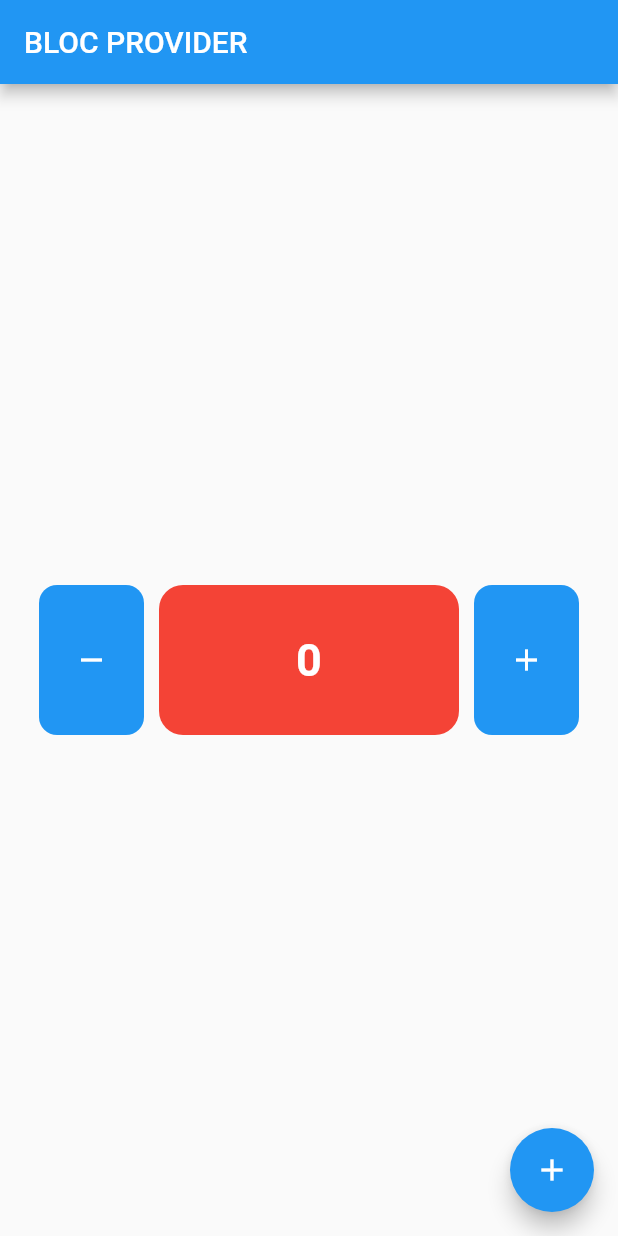
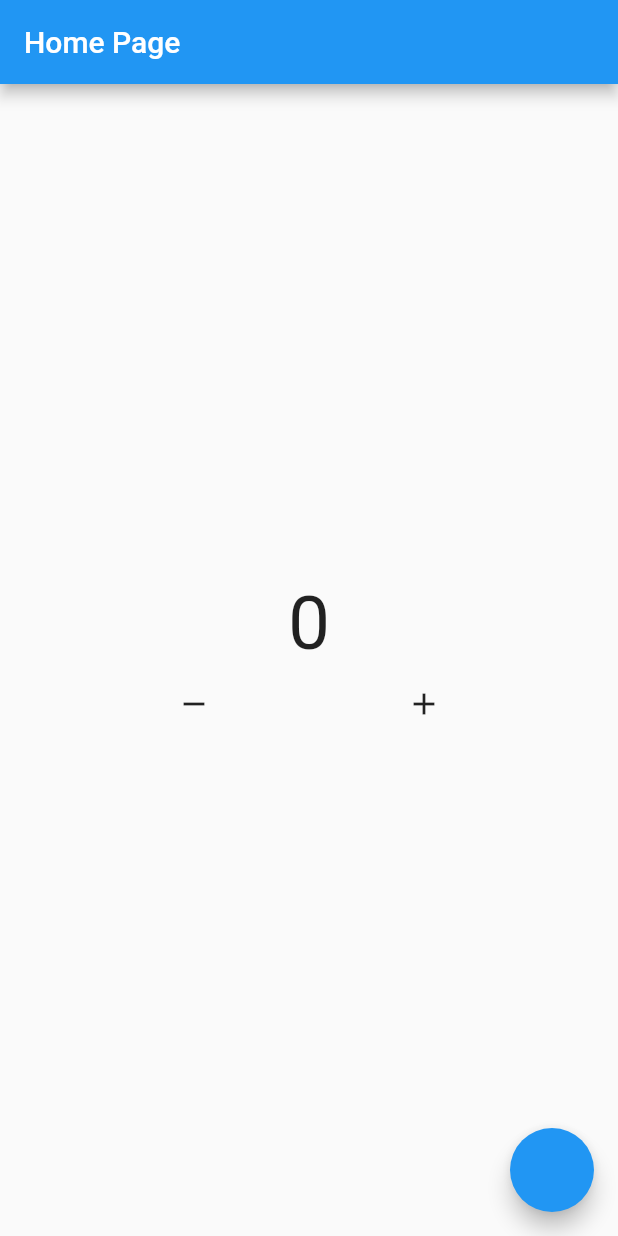
Before and after one commit to magerngulik/belajar_bloc, a Flutter app: the screen it shows after launch, after a tap on the "remove" icon, after a tap on the "add" icon, on a phone screen of 412 x 824 dp. Run offline on Flutter 3.47's test engine with Material 2 defaults, Android fonts, the phone set to English and light mode, and no system bars; our stand-ins replace bloc, flutter_bloc.

Commit message:
multi bloc provider

```diff
--- a/lib/bloc/counter.dart
+++ b/lib/bloc/counter.dart
@@ -1,30 +1,8 @@
-// ignore_for_file: public_member_api_docs, sort_constructors_first
 import 'package:bloc/bloc.dart';
 
-class Counter extends Cubit<int> {
-  int init;
-  Counter({
-    this.init = 0,
-  }) : super(init);
+class CounterBloc extends Cubit<int> {
+  CounterBloc() : super(0);
 
-  tambahData() {
-    emit(state + 1);
-  }
-
-  kurangData() {
-    emit(state - 1);
-  }
-
-  @override
-  void onChange(Change<int> change) {
-    // TODO: implement onChange
-    super.onChange(change);
-    print(change);
-  }
-
-  @override
-  void onError(Object error, StackTrace stackTrace) {
-    // TODO: implement onError
-    super.onError(error, stackTrace);
-  }
+  add() => emit(state + 1);
+  remove() => emit(state - 1);
 }
--- /dev/null
+++ b/lib/bloc/theme.dart
@@ -0,0 +1,7 @@
+import 'package:bloc/bloc.dart';
+import 'package:flutter/animation.dart';
+
+class ThemeBloc extends Cubit<bool> {
+  ThemeBloc() : super(true);
+  changeTheme() => emit(!state);
+}
--- a/lib/main.dart
+++ b/lib/main.dart
@@ -1,20 +1,39 @@
-import 'package:counter_apk_bloc/page/routes/routes.dart';
+import 'package:counter_apk_bloc/bloc/counter.dart';
+import 'package:counter_apk_bloc/bloc/theme.dart';
+import 'package:counter_apk_bloc/page/home.dart';
 import 'package:flutter/material.dart';
+import 'package:flutter_bloc/flutter_bloc.dart';
 
-void main(List<String> args) {
+void main() {
   runApp(MyApp());
 }
 
 class MyApp extends StatelessWidget {
   MyApp({super.key});
-
-  //onGenerateRoute
-  MyRoute route = MyRoute();
+  ThemeBloc themeBloc = ThemeBloc();
+  //kenapa di pisah karna kondisi nya masih di satu kelas yang sama agar tidak di buat 2x,
+  // untuk membuat menggunakan read maka harus di class yang berbeda
+  // jangan lupa satu bloc jangan buat bloc baru karna jika tidak dalam satu sate maka data tidak akan terbaca
 
   @override
   Widget build(BuildContext context) {
-    return MaterialApp(
-      onGenerateRoute: route.onRoute,
-    );
+    return MultiBlocProvider(
+        providers: [
+          BlocProvider(
+            create: (context) => CounterBloc(),
+          ),
+          BlocProvider(
+            create: (context) => themeBloc,
+          )
+        ],
+        child: BlocBuilder<ThemeBloc, bool>(
+          bloc: themeBloc,
+          builder: (context, state) {
+            return MaterialApp(
+              theme: (state == true) ? ThemeData.light() : ThemeData.dark(),
+              home: HomePage(),
+            );
+          },
+        ));
   }
 }
--- a/lib/page/404/404.dart
+++ /dev/null
@@ -1,20 +0,0 @@
-import 'package:flutter/material.dart';
-
-class NotFountPage extends StatelessWidget {
-  const NotFountPage({super.key});
-
-  @override
-  Widget build(BuildContext context) {
-    return const Scaffold(
-      body: Center(
-        child: Text(
-          "Page Not Fount",
-          style: TextStyle(
-            fontSize: 20.0,
-            fontWeight: FontWeight.bold,
-          ),
-        ),
-      ),
-    );
-  }
-}
--- a/lib/page/home.dart
+++ b/lib/page/home.dart
@@ -1,109 +1,58 @@
 import 'package:counter_apk_bloc/bloc/counter.dart';
-import 'package:counter_apk_bloc/page/other.dart';
+import 'package:counter_apk_bloc/bloc/theme.dart';
 import 'package:flutter/material.dart';
 import 'package:flutter_bloc/flutter_bloc.dart';
 
 class HomePage extends StatelessWidget {
+  const HomePage({super.key});
+
   @override
   Widget build(BuildContext context) {
-    // Counter myCounter = BlocProvider.of<Counter>(context);
-    Counter myCounter = context.read<Counter>();
+    CounterBloc counter = context.read<CounterBloc>();
+    ThemeBloc themeBloc = context.read<ThemeBloc>();
 
     return Scaffold(
+      floatingActionButton: FloatingActionButton(
+        onPressed: (() {
+          themeBloc.changeTheme();
+        }),
+      ),
       appBar: AppBar(
-        title: const Text("BLOC PROVIDER"),
+        title: const Text("Home Page"),
         actions: const [],
       ),
       body: Column(
         crossAxisAlignment: CrossAxisAlignment.center,
         mainAxisAlignment: MainAxisAlignment.center,
         children: [
-          Row(
-            mainAxisAlignment: MainAxisAlignment.center,
-            children: [
-              Material(
-                color: Colors.blue,
-                borderRadius: const BorderRadius.all(
-                  Radius.circular(12.0),
-                ),
-                child: InkWell(
-                  onTap: () => myCounter.kurangData(),
-                  child: const SizedBox(
-                    height: 100,
-                    width: 70,
-                    child: Center(
-                      child: Icon(
-                        Icons.remove,
-                        size: 24.0,
-                        color: Colors.white,
-                      ),
-                    ),
-                  ),
-                ),
-              ),
-              const SizedBox(
-                width: 10.0,
-              ),
-              Container(
-                height: 100.0,
-                width: 200,
-                decoration: const BoxDecoration(
-                  color: Colors.red,
-                  borderRadius: BorderRadius.all(
-                    Radius.circular(
-                      16.0,
-                    ),
-                  ),
-                ),
-                child: Center(
-                  child: BlocBuilder<Counter, int>(
-                    bloc: BlocProvider.of<Counter>(context),
+          BlocBuilder<CounterBloc, int>(
+            bloc: counter,
             builder: (context, state) {
               return Text(
                 "$state",
                 style: const TextStyle(
-                          fontSize: 30.0,
-                          color: Colors.white,
-                          fontWeight: FontWeight.bold,
+                  fontSize: 50.0,
                 ),
               );
             },
           ),
-                ),
-              ),
-              const SizedBox(
-                width: 10.0,
-              ),
-              Material(
-                color: Colors.blue,
-                borderRadius: const BorderRadius.all(
-                  Radius.circular(12.0),
-                ),
-                child: InkWell(
-                  onTap: () => myCounter.tambahData(),
-                  child: const SizedBox(
-                    height: 100,
-                    width: 70,
-                    child: Center(
-                      child: Icon(
-                        Icons.add,
-                        size: 24.0,
-                        color: Colors.white,
-                      ),
-                    ),
-                  ),
-                ),
-              )
+          Row(
+            mainAxisAlignment: MainAxisAlignment.spaceEvenly,
+            children: [
+              IconButton(
+                  onPressed: () {
+                    counter.remove();
+                  },
+                  icon: Icon(Icons.remove)),
+              IconButton(
+                  onPressed: () {
+                    counter.add();
+                  },
+                  icon: Icon(Icons.add))
             ],
           ),
         ],
       ),
-      floatingActionButton: FloatingActionButton(
-        child: const Icon(Icons.add),
-        onPressed: () {
-          Navigator.pushNamed(context, "/other");
-        },
-      ),
     );
   }
 }
--- a/lib/page/other.dart
+++ /dev/null
@@ -1,37 +0,0 @@
-import 'package:counter_apk_bloc/bloc/counter.dart';
-import 'package:flutter/material.dart';
-import 'package:flutter_bloc/flutter_bloc.dart';
-
-class Other extends StatelessWidget {
-  const Other({super.key});
-
-  @override
-  Widget build(BuildContext context) {
-    Counter myCounter = context.read<Counter>();
-
-    return Scaffold(
-      appBar: AppBar(
-        title: const Text("Other Page"),
-        actions: const [],
-      ),
-      body: Column(
-        mainAxisAlignment: MainAxisAlignment.center,
-        children: [
-          Center(
-            child: BlocBuilder<Counter, int>(
-              builder: (context, state) {
-                return Text(
-                  "$state",
-                  style: const TextStyle(
-                    fontSize: 20.0,
-                    fontWeight: FontWeight.bold,
-                  ),
-                );
-              },
-            ),
-          )
-        ],
-      ),
-    );
-  }
-}
--- a/lib/page/routes/routes.dart
+++ /dev/null
@@ -1,29 +0,0 @@
-import 'package:counter_apk_bloc/bloc/counter.dart';
-import 'package:counter_apk_bloc/page/404/404.dart';
-import 'package:counter_apk_bloc/page/home.dart';
-import 'package:counter_apk_bloc/page/other.dart';
-import 'package:flutter/material.dart';
-import 'package:flutter_bloc/flutter_bloc.dart';
-
-class MyRoute {
-  Counter myCounter = Counter();
-
-  Route onRoute(RouteSettings settings) {
-    switch (settings.name) {
-      case "/":
-        return MaterialPageRoute(
-          builder: (context) =>
-              BlocProvider.value(value: myCounter, child: HomePage()),
-        );
-      case "/other":
-        return MaterialPageRoute(
-          builder: (context) =>
-              BlocProvider.value(value: myCounter, child: Other()),
-        );
-      default:
-        return MaterialPageRoute(
-          builder: (context) => NotFountPage(),
-        );
-    }
-  }
-}
```
Lines whose indentation alone changed are shown as unchanged.
